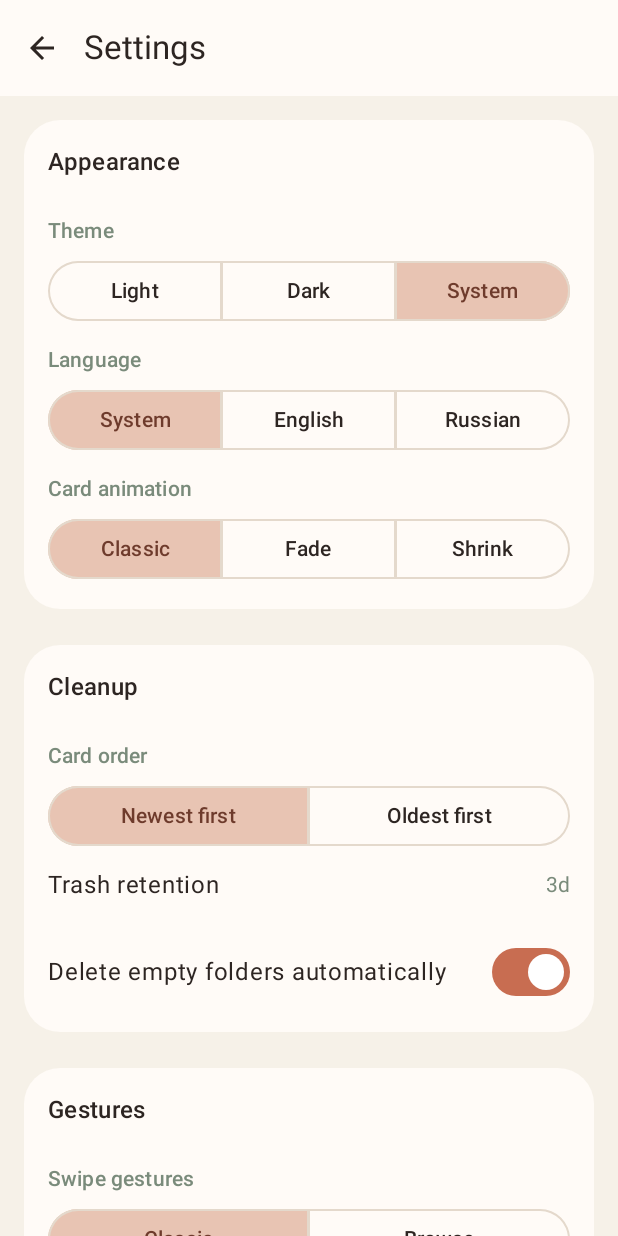
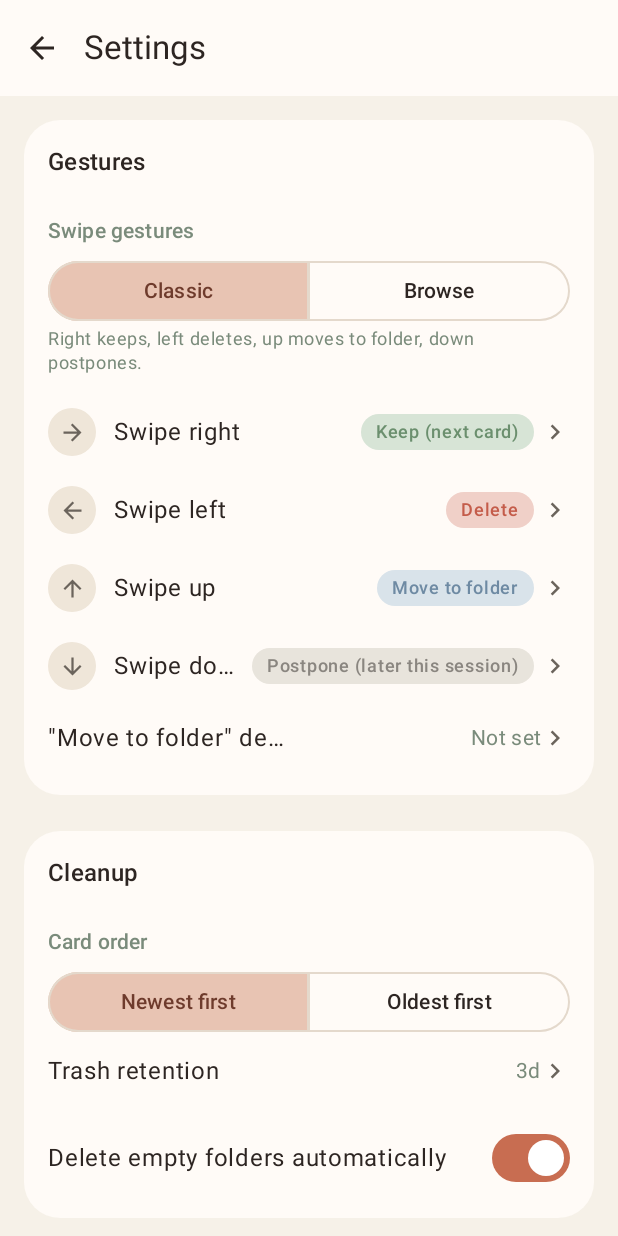
Before and after one commit to inikonoff/Roomie, an Android app built with Jetpack Compose: the SettingsScreen screen opened through its navigation route, on a phone screen of 412 x 824 dp. Run offline under Robolectric (Android 15) with nearby library versions, the phone set to English and light mode, and no system bars; libraries missing offline, so code that uses them is left out: coil3.video.

Commit message:
Full-res folder covers, visual redesign phase 3 (icons/chevrons/order)
FolderListScreen's FolderTile rendered folder covers through a bare
AsyncImage(model = coverUri, ...) with no target size. FolderGridScreen
already solved exactly this with MediaThumbnail (explicit
GRID_THUMBNAIL_PX target instead of letting Coil infer a size from
nested Box/aspectRatio constraints, which isn't reliable and commonly
falls back to decoding the source's full camera resolution). Folder
tiles on the main screen — the first thing seen on every launch — now
use the same component. GalleryFolder gained coverIsVideo (populated
in MediaRepository.getFolders() from the same newest-item lookup that
already finds the cover) so video covers get the fast
loadThumbnail path instead of Coil's frame decoder.

Folded in while touching this same file/pattern: the "All Photos" tile
never had a real cover (always the plain icon). It now shows the most
recently taken item across every folder — GalleryFolder also carries
coverDateTakenMillis, and the global newest is always one of the
per-folder newests already computed, so no extra query is needed.

Visual redesign phase 3 (layout only, no new colors/tokens):
- Each SwipeActionRow gets a small circular direction-arrow icon
  before its label.
- A chevron-right lands on every row that opens a dropdown/dialog
  (SwipeActionRow, MoveToFolderRow, RetentionSelector) — segmented
  buttons and SwitchRow don't get one, since tapping them doesn't open
  anything.
- Settings section order changed to Gestures, Cleanup, Appearance
  (was Appearance, Cleanup, Gestures) — gestures are the app's core
  interaction and now get top billing instead of third place.

Co-Authored-By: Claude Sonnet 5 <noreply@anthropic.com>
Claude-Session: https://claude.ai/code/session_01Cxb7A9Ynf6HXgbWodev9Uy

```diff
--- a/app/src/main/java/com/roomie/app/data/media/MediaItem.kt
+++ b/app/src/main/java/com/roomie/app/data/media/MediaItem.kt
@@ -52,6 +52,10 @@ data class GalleryFolder(
     val displayName: String,
     val itemCount: Int,
     val coverUri: Uri?,
+    val coverIsVideo: Boolean = false,
+    /** Only used to find the single most-recent item across every folder, for the "All Photos"
+     *  tile's own cover — not otherwise surfaced in the UI. */
+    val coverDateTakenMillis: Long = 0L,
 )
 
 enum class PeriodFilter {
--- a/app/src/main/java/com/roomie/app/data/media/MediaRepository.kt
+++ b/app/src/main/java/com/roomie/app/data/media/MediaRepository.kt
@@ -35,6 +35,8 @@ class MediaRepository(private val context: Context) {
                 displayName = items.first().bucketName,
                 itemCount = items.size,
                 coverUri = newestFirst?.uri,
+                coverIsVideo = newestFirst?.isVideo ?: false,
+                coverDateTakenMillis = newestFirst?.dateTakenMillis ?: 0L,
             )
         }.sortedByDescending { it.itemCount }
     }
--- a/app/src/main/java/com/roomie/app/ui/screens/folders/FolderListScreen.kt
+++ b/app/src/main/java/com/roomie/app/ui/screens/folders/FolderListScreen.kt
@@ -40,12 +40,11 @@ import androidx.compose.ui.Alignment
 import androidx.compose.ui.Modifier
 import androidx.compose.ui.draw.clip
 import androidx.compose.ui.graphics.vector.ImageVector
-import androidx.compose.ui.layout.ContentScale
 import androidx.compose.ui.platform.LocalContext
 import androidx.compose.ui.unit.dp
 import android.net.Uri
-import coil3.compose.AsyncImage
 import com.roomie.app.data.media.GalleryFolder
+import com.roomie.app.ui.components.MediaThumbnail
 import com.roomie.app.ui.strings.AppStrings
 import com.roomie.app.ui.strings.LocalAppStrings
 import com.roomie.app.ui.theme.ContainerShape
@@ -165,9 +164,14 @@ private fun FolderGrid(
             verticalArrangement = Arrangement.spacedBy(12.dp),
         ) {
             item {
+                // The most recently taken item across every folder — the global max is always one
+                // of the per-folder maxes already computed in getFolders(), so no extra query.
+                val newestOverall = folders.maxByOrNull { it.coverDateTakenMillis }
                 AllPhotosCard(
                     strings = strings,
                     totalCount = folders.sumOf { it.itemCount },
+                    coverUri = newestOverall?.coverUri,
+                    coverIsVideo = newestOverall?.coverIsVideo ?: false,
                     onClick = { onOpenFolder(null, strings.allPhotos) },
                 )
             }
@@ -186,11 +190,18 @@ private fun FolderGrid(
 }
 
 @Composable
-private fun AllPhotosCard(strings: AppStrings, totalCount: Int, onClick: () -> Unit) {
+private fun AllPhotosCard(
+    strings: AppStrings,
+    totalCount: Int,
+    coverUri: Uri?,
+    coverIsVideo: Boolean,
+    onClick: () -> Unit,
+) {
     FolderTile(
         title = strings.allPhotos,
         subtitle = strings.itemsCount(totalCount),
-        coverUri = null,
+        coverUri = coverUri,
+        coverIsVideo = coverIsVideo,
         icon = Icons.Filled.Photo,
         onClick = onClick,
     )
@@ -213,6 +224,7 @@ private fun FolderCard(folder: GalleryFolder, strings: AppStrings, onClick: () -
         title = folder.displayName,
         subtitle = strings.itemsCount(folder.itemCount),
         coverUri = folder.coverUri,
+        coverIsVideo = folder.coverIsVideo,
         icon = null,
         onClick = onClick,
     )
@@ -223,6 +235,7 @@ private fun FolderTile(
     title: String,
     subtitle: String,
     coverUri: Uri?,
+    coverIsVideo: Boolean = false,
     icon: ImageVector?,
     onClick: () -> Unit,
 ) {
@@ -240,10 +253,14 @@ private fun FolderTile(
             contentAlignment = Alignment.Center,
         ) {
             when {
-                coverUri != null -> AsyncImage(
-                    model = coverUri,
+                // Explicit target size via MediaThumbnail instead of a bare AsyncImage — without
+                // it Coil has to infer a size from this Box's own layout constraints, which isn't
+                // reliable under a LazyVerticalGrid cell and commonly falls back to decoding the
+                // source's full camera resolution, only to have the GPU downscale it at draw time.
+                coverUri != null -> MediaThumbnail(
+                    uri = coverUri,
+                    isVideo = coverIsVideo,
                     contentDescription = title,
-                    contentScale = ContentScale.Crop,
                     modifier = Modifier.fillMaxSize(),
                 )
                 icon != null -> Icon(
--- a/app/src/main/java/com/roomie/app/ui/screens/settings/SettingsScreen.kt
+++ b/app/src/main/java/com/roomie/app/ui/screens/settings/SettingsScreen.kt
@@ -12,14 +12,20 @@ import androidx.compose.foundation.layout.fillMaxWidth
 import androidx.compose.foundation.layout.height
 import androidx.compose.foundation.layout.heightIn
 import androidx.compose.foundation.layout.padding
+import androidx.compose.foundation.layout.size
 import androidx.compose.foundation.layout.width
 import androidx.compose.foundation.lazy.LazyColumn
 import androidx.compose.foundation.lazy.items
 import androidx.compose.foundation.rememberScrollState
+import androidx.compose.foundation.shape.CircleShape
 import androidx.compose.foundation.shape.RoundedCornerShape
 import androidx.compose.foundation.verticalScroll
 import androidx.compose.material.icons.Icons
 import androidx.compose.material.icons.filled.ArrowBack
+import androidx.compose.material.icons.filled.ArrowDownward
+import androidx.compose.material.icons.filled.ArrowForward
+import androidx.compose.material.icons.filled.ArrowUpward
+import androidx.compose.material.icons.filled.ChevronRight
 import androidx.compose.material3.AlertDialog
 import androidx.compose.material3.Card
 import androidx.compose.material3.CardDefaults
@@ -47,6 +53,7 @@ import androidx.compose.ui.Alignment
 import androidx.compose.ui.Modifier
 import androidx.compose.ui.draw.clip
 import androidx.compose.ui.graphics.Color
+import androidx.compose.ui.graphics.vector.ImageVector
 import androidx.compose.ui.text.style.TextAlign
 import androidx.compose.ui.text.style.TextOverflow
 import androidx.compose.ui.unit.dp
@@ -101,16 +108,46 @@ fun SettingsScreen(
                 .padding(16.dp),
         ) {
             SettingsCard {
-                SectionTitle(strings.sectionAppearance)
+                SectionTitle(strings.sectionGestures)
 
-                SubsectionTitle(strings.sectionTheme)
-                ThemeModeSelector(strings, settings.themeMode, viewModel::setThemeMode)
+                SubsectionTitle(strings.sectionSwipeGestures)
+                val preset = SwipeGesturePreset.matching(settings)
+                GesturePresetRow(
+                    strings = strings,
+                    selected = preset,
+                    onPresetSelected = viewModel::applyGesturePreset,
+                )
+                PresetDescription(strings, preset)
 
-                SubsectionTitle(strings.sectionLanguage)
-                LanguageModeSelector(strings, settings.languageMode, viewModel::setLanguageMode)
-
-                SubsectionTitle(strings.sectionCardAnimation)
-                CardAnimationStyleSelector(strings, settings.cardAnimationStyle, viewModel::setCardAnimationStyle)
+                SwipeActionRow(
+                    strings.swipeRight,
+                    Icons.Filled.ArrowForward,
+                    strings,
+                    settings.swipeRightAction,
+                    viewModel::setSwipeRightAction,
+                )
+                SwipeActionRow(
+                    strings.swipeLeft,
+                    Icons.Filled.ArrowBack,
+                    strings,
+                    settings.swipeLeftAction,
+                    viewModel::setSwipeLeftAction,
+                )
+                SwipeActionRow(
+                    strings.swipeUp,
+                    Icons.Filled.ArrowUpward,
+                    strings,
+                    settings.swipeUpAction,
+                    viewModel::setSwipeUpAction,
+                )
+                SwipeActionRow(
+                    strings.swipeDown,
+                    Icons.Filled.ArrowDownward,
+                    strings,
+                    settings.swipeDownAction,
+                    viewModel::setSwipeDownAction,
+                )
+                MoveToFolderRow(strings, settings.moveToFolderName, folders, viewModel::setMoveToFolder)
             }
 
             Spacer(modifier = Modifier.height(24.dp))
@@ -133,22 +170,16 @@ fun SettingsScreen(
             Spacer(modifier = Modifier.height(24.dp))
 
             SettingsCard {
-                SectionTitle(strings.sectionGestures)
+                SectionTitle(strings.sectionAppearance)
 
-                SubsectionTitle(strings.sectionSwipeGestures)
-                val preset = SwipeGesturePreset.matching(settings)
-                GesturePresetRow(
-                    strings = strings,
-                    selected = preset,
-                    onPresetSelected = viewModel::applyGesturePreset,
-                )
-                PresetDescription(strings, preset)
+                SubsectionTitle(strings.sectionTheme)
+                ThemeModeSelector(strings, settings.themeMode, viewModel::setThemeMode)
 
-                SwipeActionRow(strings.swipeRight, strings, settings.swipeRightAction, viewModel::setSwipeRightAction)
-                SwipeActionRow(strings.swipeLeft, strings, settings.swipeLeftAction, viewModel::setSwipeLeftAction)
-                SwipeActionRow(strings.swipeUp, strings, settings.swipeUpAction, viewModel::setSwipeUpAction)
-                SwipeActionRow(strings.swipeDown, strings, settings.swipeDownAction, viewModel::setSwipeDownAction)
-                MoveToFolderRow(strings, settings.moveToFolderName, folders, viewModel::setMoveToFolder)
+                SubsectionTitle(strings.sectionLanguage)
+                LanguageModeSelector(strings, settings.languageMode, viewModel::setLanguageMode)
+
+                SubsectionTitle(strings.sectionCardAnimation)
+                CardAnimationStyleSelector(strings, settings.cardAnimationStyle, viewModel::setCardAnimationStyle)
             }
         }
     }
@@ -270,11 +301,19 @@ private fun SortOrderSelector(strings: AppStrings, current: SortOrder, onSelecte
 private fun RetentionSelector(strings: AppStrings, currentDays: Int, onSelected: (Int) -> Unit) {
     var expanded by remember { mutableStateOf(false) }
     Box {
+        Row(
+            modifier = Modifier
+                .fillMaxWidth()
+                .clickable { expanded = true },
+            verticalAlignment = Alignment.CenterVertically,
+        ) {
             LabelValueRow(
                 label = strings.sectionTrashRetention,
                 value = strings.retentionDays(currentDays),
-            modifier = Modifier.clickable { expanded = true },
+                modifier = Modifier.weight(1f),
             )
+            ChevronIcon()
+        }
         DropdownMenu(expanded = expanded, onDismissRequest = { expanded = false }) {
             RoomieSettings.ALLOWED_RETENTION_DAYS.forEach { days ->
                 DropdownMenuItem(
@@ -426,9 +465,42 @@ private fun LabelValueRow(
     }
 }
 
+/** Small circular badge for a swipe direction's arrow, giving each [SwipeActionRow] a glanceable
+ *  icon instead of starting straight into text. */
+@Composable
+private fun DirectionIcon(icon: ImageVector, modifier: Modifier = Modifier) {
+    Box(
+        modifier = modifier
+            .size(32.dp)
+            .clip(CircleShape)
+            .background(MaterialTheme.colorScheme.surfaceVariant),
+        contentAlignment = Alignment.Center,
+    ) {
+        Icon(
+            icon,
+            contentDescription = null,
+            modifier = Modifier.size(18.dp),
+            tint = MaterialTheme.colorScheme.onSurfaceVariant,
+        )
+    }
+}
+
+/** Signals "tap to choose" on every row that opens a [DropdownMenu] or [AlertDialog] — rows that
+ *  don't (segmented buttons, [SwitchRow]) don't get one. */
+@Composable
+private fun ChevronIcon() {
+    Icon(
+        Icons.Filled.ChevronRight,
+        contentDescription = null,
+        tint = MaterialTheme.colorScheme.onSurfaceVariant,
+        modifier = Modifier.size(20.dp),
+    )
+}
+
 @Composable
 private fun SwipeActionRow(
     label: String,
+    directionIcon: ImageVector,
     strings: AppStrings,
     current: SwipeCardAction,
     onSelected: (SwipeCardAction) -> Unit,
@@ -442,6 +514,8 @@ private fun SwipeActionRow(
                 .padding(vertical = 10.dp),
             verticalAlignment = Alignment.CenterVertically,
         ) {
+            DirectionIcon(directionIcon)
+            Spacer(modifier = Modifier.width(12.dp))
             Text(
                 label,
                 style = MaterialTheme.typography.bodyLarge,
@@ -455,6 +529,8 @@ private fun SwipeActionRow(
                 chipColor = current.chipColor(),
                 containerColor = current.containerColor(),
             )
+            Spacer(modifier = Modifier.width(4.dp))
+            ChevronIcon()
         }
         DropdownMenu(expanded = expanded, onDismissRequest = { expanded = false }) {
             SwipeCardAction.entries.forEach { action ->
@@ -498,11 +574,19 @@ private fun MoveToFolderRow(
     onSelected: (GalleryFolder) -> Unit,
 ) {
     var showDialog by remember { mutableStateOf(false) }
+    Row(
+        modifier = Modifier
+            .fillMaxWidth()
+            .clickable { showDialog = true },
+        verticalAlignment = Alignment.CenterVertically,
+    ) {
         LabelValueRow(
             label = strings.moveToFolderDestination,
             value = currentName ?: strings.notSet,
-        modifier = Modifier.clickable { showDialog = true },
+            modifier = Modifier.weight(1f),
         )
+        ChevronIcon()
+    }
 
     if (showDialog) {
         AlertDialog(
```
Lines whose indentation alone changed are shown as unchanged.
